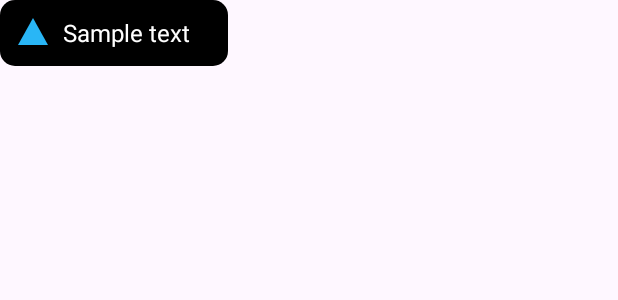
After one commit to OndrejWienerUNI/github-ow-pma-2024, an Android app: the layout custom_toast.xml on its own in the app's theme, with its tools: preview values and no code run, on a phone screen of 412 x 824 dp. The commit adds this screen. Shown: the top 300 px of the screen. Run offline under Robolectric (Android 15) with nearby library versions, the phone set to English and light mode, and no system bars.

Commit message:
#8 FIN pma08_shared_preferences (added some polish to the code and styling)

```diff
--- /dev/null
+++ b/pma08_shared_preferences/app/src/main/res/drawable/ic_default_triangle.xml
@@ -0,0 +1,11 @@
+<vector xmlns:android="http://schemas.android.com/apk/res/android"
+    android:width="24dp"
+    android:height="24dp"
+    android:viewportWidth="24"
+    android:viewportHeight="24">
+
+    <path
+        android:fillColor="@color/light_blue"
+        android:pathData="M12,2L22,20H2L12,2Z"/>
+
+</vector>
--- /dev/null
+++ b/pma08_shared_preferences/app/src/main/res/drawable/toast_background.xml
@@ -0,0 +1,6 @@
+<shape xmlns:android="http://schemas.android.com/apk/res/android">
+    <corners android:radius="10dp" />
+    <solid android:color="@color/black" />
+    <padding android:left="12dp" android:top="12dp" android:right="12dp" android:bottom="12dp" />
+    <stroke android:width="0dp" android:color="#6750A4" />
+</shape>
--- /dev/null
+++ b/pma08_shared_preferences/app/src/main/res/layout/custom_toast.xml
@@ -0,0 +1,27 @@
+<LinearLayout xmlns:android="http://schemas.android.com/apk/res/android"
+    android:id="@+id/custom_toast_container"
+    android:orientation="horizontal"
+    android:layout_width="wrap_content"
+    android:layout_height="wrap_content"
+    android:padding="10dp"
+    android:background="@drawable/toast_background"
+    android:gravity="center_vertical">
+
+    <ImageView
+        android:id="@+id/toast_icon"
+        android:layout_width="24dp"
+        android:layout_height="24dp"
+        android:layout_marginEnd="8dp"
+        android:src="@drawable/ic_default_triangle"
+        android:contentDescription="I'm a TOAST" />
+
+    <TextView
+        android:id="@+id/toast_message"
+        android:layout_width="wrap_content"
+        android:layout_height="wrap_content"
+        android:textColor="@android:color/white"
+        android:textSize="16sp"
+        android:text="Sample text"
+        android:layout_marginRight="15dp"/>
+
+</LinearLayout>
--- a/pma08_shared_preferences/app/src/main/res/values/colors.xml
+++ b/pma08_shared_preferences/app/src/main/res/values/colors.xml
@@ -2,4 +2,5 @@
 <resources>
     <color name="black">#FF000000</color>
     <color name="white">#FFFFFFFF</color>
+    <color name="light_blue">#29B6F6</color>
 </resources>
```
Also changed, not shown: pma08_shared_preferences/app/src/main/java/com/example/pma08_shared_preferences/MainActivity.kt (+26 -10 lines).
